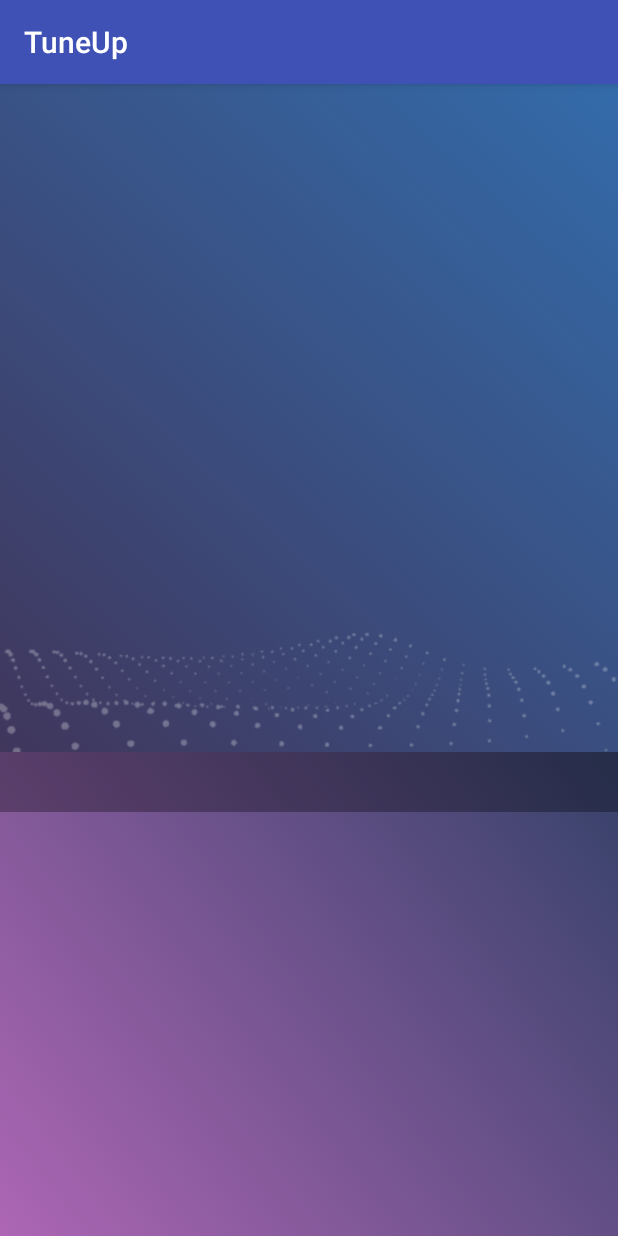
After one commit to AlexAustin8/Sinuosity, an Android app: the v_lobby_noStream screen opened directly, with no data from a screen before it, on a phone screen of 412 x 824 dp. The commit adds this screen. Run offline under Robolectric (Android 15) with nearby library versions, the phone set to English and light mode, and no system bars; 3 statements that could not run were skipped.

Commit message:
Merged Projects

```diff
--- a/app/src/main/java/com/example/alex/tuneup/GetAlbumArt.java
+++ b/app/src/main/java/com/example/alex/tuneup/GetAlbumArt.java
@@ -7,10 +7,12 @@ import android.util.Log;
 
 import java.io.InputStream;
 import java.net.URL;
+import java.net.URLDecoder;
 
 /**
  * Created by alex on 4/14/18.
  */
+
 
 public class GetAlbumArt extends AsyncTask<String, Integer, Bitmap> {
 
@@ -19,6 +21,7 @@ public class GetAlbumArt extends AsyncTask<String, Integer, Bitmap> {
         Bitmap img = null;
         String urlString = Strings[0];
         try {
+            urlString = URLDecoder.decode(urlString, "UTF-8");
             InputStream in = new URL(urlString).openStream();
             img = BitmapFactory.decodeStream(in);
         }catch(Exception e){
--- a/app/src/main/java/com/example/alex/tuneup/TrackAdapter.java
+++ b/app/src/main/java/com/example/alex/tuneup/TrackAdapter.java
@@ -1,4 +1,3 @@
-
 package com.example.alex.tuneup;
 
 import android.content.Context;
@@ -66,13 +65,10 @@ public class TrackAdapter extends BaseAdapter{
             title = URLDecoder.decode(title, "UTF-8");
             String artist = j.getString("artist");
             artist = URLDecoder.decode(artist, "UTF-8");
-
             titleView.setText(title);
             artistView.setText(artist);
-            String urlString = URLDecoder.decode(j.getString("artwork_url"), "UTF-8");
-            Bitmap img = new GetAlbumArt().execute(urlString).get();
+            Bitmap img = new GetAlbumArt().execute(j.getString("artwork_url")).get();
             albumartView.setImageBitmap(img);
-
         }catch (Exception e){
             Log.i("JSON Error", e.getMessage());
 
--- a/app/src/main/java/com/example/alex/tuneup/home.java
+++ b/app/src/main/java/com/example/alex/tuneup/v_home.java
@@ -13,9 +13,8 @@ package com.example.alex.tuneup;
         import android.view.WindowManager;
         import android.widget.Button;
         import android.widget.EditText;
-        import android.widget.Toast;
 
-public class home extends Activity {
+public class v_home extends Activity {
     public Button create, submit;
     public EditText entry;
     @Override
@@ -49,7 +48,7 @@ public class home extends Activity {
         create.setOnClickListener(new View.OnClickListener() {
             @Override
             public void onClick(View v) {
-                Intent i = new Intent(getApplicationContext(), lobby.class);
+                Intent i = new Intent(getApplicationContext(), v_lobby.class);
                 startActivity(i);
 
             }
--- /dev/null
+++ b/app/src/main/java/com/example/alex/tuneup/v_lobby_noStream.java
@@ -0,0 +1,55 @@
+package com.example.alex.tuneup;
+
+import android.content.Intent;
+import android.support.v7.app.AppCompatActivity;
+import android.os.Bundle;
+import android.view.View;
+import android.widget.Button;
+
+public class v_lobby_noStream extends AppCompatActivity {
+    Button queueAdd,viewQueue;
+    String key;
+
+    @Override
+    protected void onCreate(Bundle savedInstanceState) {
+        super.onCreate(savedInstanceState);
+        setContentView(R.layout.activity_non_stream_lobby);
+
+        queueAdd = findViewById(R.id.create_button); //Using this object as a placeholder button until UI is properly defined
+        viewQueue = findViewById(R.id.submit_create_button);
+        queueAdd.setOnClickListener(lobbyButtonListener);
+        viewQueue.setOnClickListener(lobbyButtonListener);
+
+
+        Intent i = getIntent();
+        key = i.getExtras().getString("lobbyKey");
+
+        //TODO: Make a request to the sever using the lobbyKey with which we can populate all of the UI data
+        //Once all of the inbound data is figured out, we just need to create an async to parse it and map it
+        //to all proper values.
+
+    }
+
+
+    private View.OnClickListener lobbyButtonListener = new View.OnClickListener() {
+        //First check to see if player is null, then do test cases for the other things
+        public void onClick(View v) {
+            Intent i;
+            switch (v.getId()) {
+                case R.id.create_button: //Make sure to replace this as well as other one with proper id (addToQueue)
+                    i = new Intent(getApplicationContext(), v_search.class);
+                    i.putExtra("lobbyKey", key);  //Operating under the assumption that we will need the key to add song to correct lobby
+                    startActivity(i);
+                    break;
+
+                case R.id.submit_create_button: //view full queue
+                    i = new Intent(getApplicationContext(), v_viewQueue.class);
+                    i.putExtra("lobbyKey", key);  //Operating under the assumption that we will need the key to view correct lobby
+                    startActivity(i);
+            }
+        }
+    };
+
+
+
+}
--- /dev/null
+++ b/app/src/main/res/layout/activity_non_stream_lobby.xml
@@ -0,0 +1,62 @@
+<?xml version="1.0" encoding="utf-8"?>
+<LinearLayout xmlns:android="http://schemas.android.com/apk/res/android"
+    xmlns:app="http://schemas.android.com/apk/res-auto"
+    xmlns:tools="http://schemas.android.com/tools"
+    android:layout_width="match_parent"
+    android:layout_height="match_parent"
+    android:orientation="vertical">
+
+
+
+
+    <LinearLayout xmlns:android="http://schemas.android.com/apk/res/android"
+        xmlns:app="http://schemas.android.com/apk/res-auto"
+        xmlns:tools="http://schemas.android.com/tools"
+        android:layout_width="match_parent"
+        android:layout_height="445dp"
+        android:orientation="vertical"
+        android:background="@drawable/player_bg_top"
+        android:gravity="bottom" >
+
+
+        <ImageView
+
+
+            android:src="@drawable/lobbyeffects"
+            android:id="@+id/imageView2"
+            android:layout_width="match_parent"
+            android:layout_height="wrap_content"
+
+            android:adjustViewBounds="true"
+            android:layout_marginTop="-150dp"
+            android:alpha=".6"
+            />
+    </LinearLayout>
+
+    <LinearLayout xmlns:android="http://schemas.android.com/apk/res/android"
+        xmlns:app="http://schemas.android.com/apk/res-auto"
+        xmlns:tools="http://schemas.android.com/tools"
+        android:layout_width="match_parent"
+        android:layout_height="match_parent"
+        android:orientation="vertical"
+        android:background="@drawable/player_bg_bottom">
+
+
+        <LinearLayout xmlns:android="http://schemas.android.com/apk/res/android"
+            xmlns:app="http://schemas.android.com/apk/res-auto"
+            xmlns:tools="http://schemas.android.com/tools"
+            android:layout_width="match_parent"
+            android:layout_height="40dp"
+            android:orientation="vertical"
+            android:background="#000000"
+            android:alpha=".3">
+
+
+        </LinearLayout>
+
+
+
+    </LinearLayout>
+
+
+</LinearLayout>
--- a/app/src/main/res/values/strings.xml
+++ b/app/src/main/res/values/strings.xml
@@ -8,4 +8,6 @@
     <string name="title_activity_fullscreen">FullscreenActivity</string>
     <string name="dummy_button">Dummy Button</string>
     <string name="dummy_content">DUMMY\nCONTENT</string>
+
+
 </resources>
```
Also changed, not shown: app/src/main/AndroidManifest.xml (+10 -3 lines), app/src/main/java/com/example/alex/tuneup/CreateLobbyActivity.java (added, +36 -0 lines), app/src/main/java/com/example/alex/tuneup/SpotifyTrack.java (added, +218 -0 lines), app/src/main/java/com/example/alex/tuneup/lobby_streamHidden.java (added, +110 -0 lines), app/src/main/java/com/example/alex/tuneup/song.java (deleted, +0 -65 lines), app/src/main/java/com/example/alex/tuneup/v_lobby.java (renamed from app/src/main/java/com/example/alex/tuneup/lobby.java, +4 -4 lines), app/src/main/java/com/example/alex/tuneup/v_search.java (renamed from app/src/main/java/com/example/alex/tuneup/search.java, +23 -10 lines), app/src/main/java/com/example/alex/tuneup/v_viewQueue.java (added, +40 -0 lines), app/src/main/res/layout/activity_create_lobby.xml (added, +32 -0 lines), app/src/main/res/layout/activity_main.xml (added, +33 -0 lines), app/src/main/res/layout/activity_view_queue.xml (added, +9 -0 lines).
